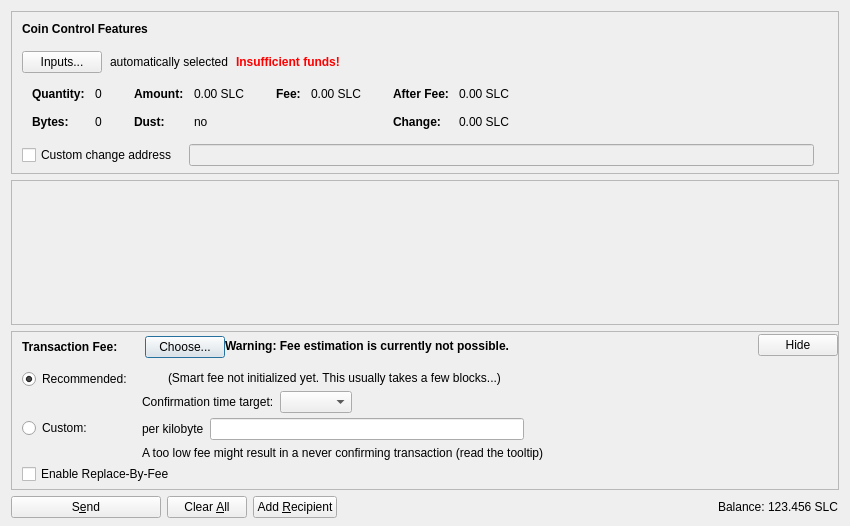
slicecoincore/slice, file src/qt/forms/sendcoinsdialog.ui: the form before one commit.
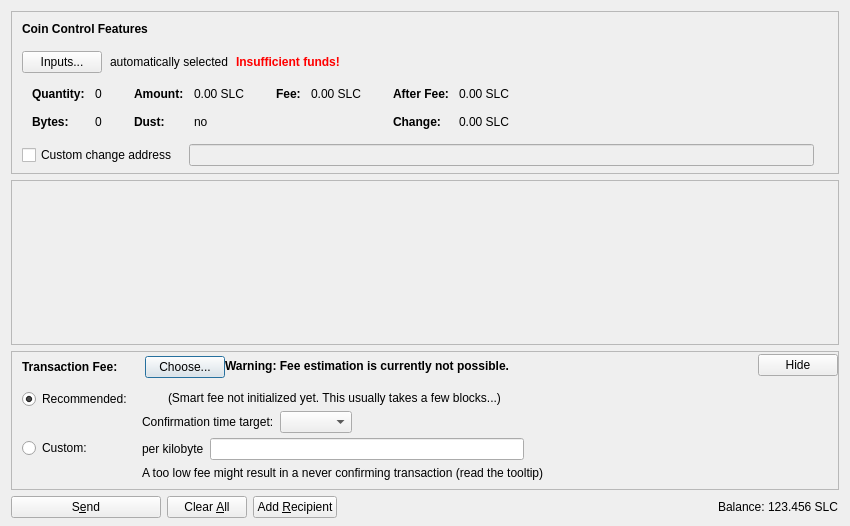
The form after the commit. Icons and pictures are not drawn. Custom widgets are drawn as their Qt base class.

Commit message: Remove RBF option

What changed in the file:
```diff
--- a/src/qt/forms/sendcoinsdialog.ui
+++ b/src/qt/forms/sendcoinsdialog.ui
@@ -1072,16 +1072,6 @@
              </item>
             </layout>
            </item>
-           <item>
-            <widget class="QCheckBox" name="optInRBF">
-             <property name="text">
-              <string>Enable Replace-By-Fee</string>
-             </property>
-             <property name="toolTip">
-              <string>With Replace-By-Fee (BIP-125) you can increase a transaction's fee after it is sent. Without this, a higher fee may be recommended to compensate for increased transaction delay risk.</string>
-             </property>
-            </widget>
-           </item>
           </layout>
          </widget>
         </item>
```
The commit also changes 2 other files.
